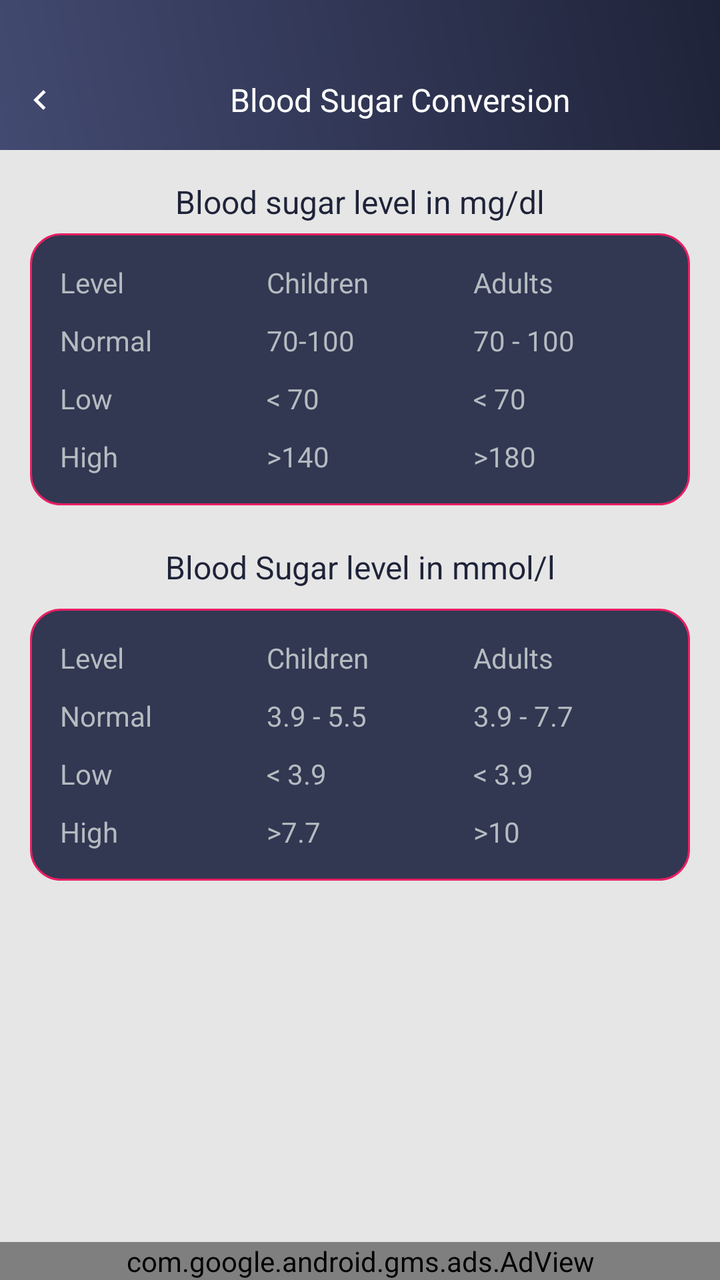
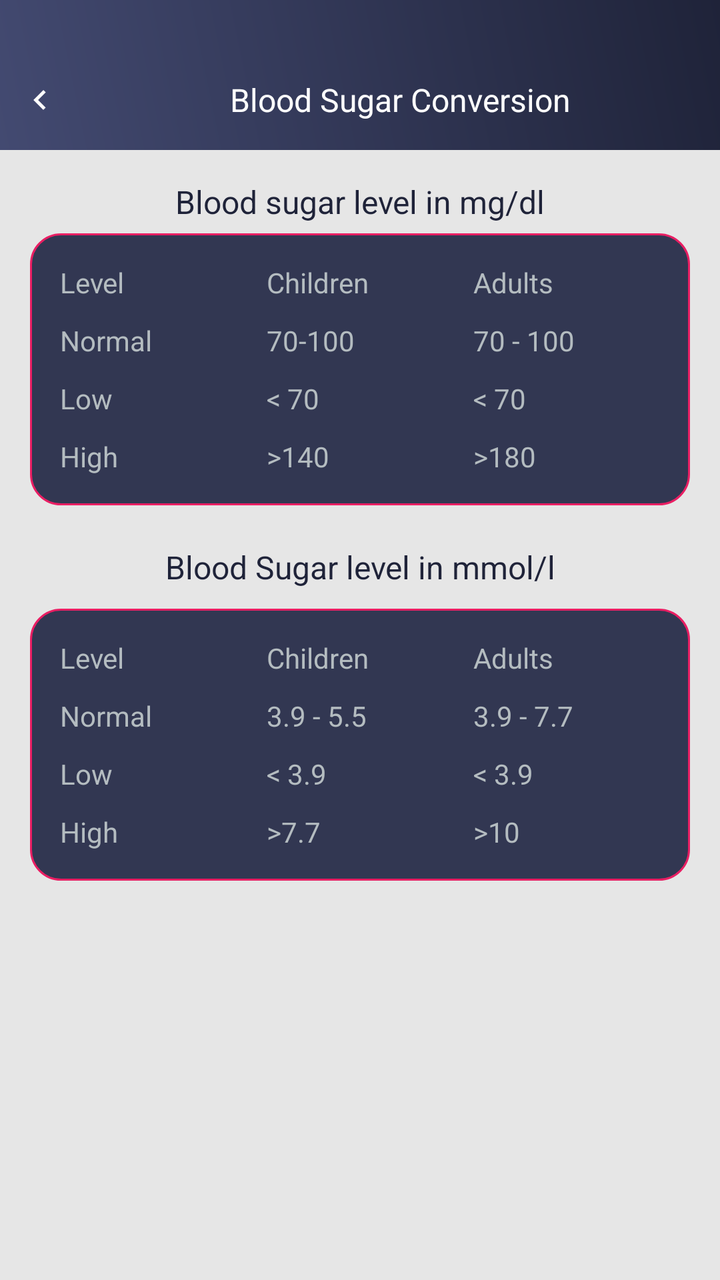

Before-and-after screenshots of an Android layout around one commit, followed by the original layout XML and the change that was made.
<!-- AndroidManifest.xml: application theme AppTheme -->
<!-- res/layout/sugar_chart.xml -->
<?xml version="1.0" encoding="utf-8"?>
<RelativeLayout xmlns:android="http://schemas.android.com/apk/res/android"
    xmlns:aapt="http://schemas.android.com/aapt"
    xmlns:app="http://schemas.android.com/apk/res-auto"
    android:layout_width="match_parent"
    android:layout_height="match_parent"
    android:background="@color/gray_color"
    android:orientation="vertical">

    <RelativeLayout
        android:id="@+id/rela1"
        android:background="@drawable/a1_grad"
        android:layout_width="match_parent"
        android:layout_height="wrap_content">

    <ImageView
        android:id="@+id/iv_back"
        android:layout_width="40dp"
        android:layout_height="40dp"
        android:layout_alignParentLeft="true"
        android:layout_alignParentTop="true"
        android:layout_marginTop="30dp"
        android:padding="10dp"
        android:src="@drawable/ic_chevron_left_white_24dp" />

    <TextView
        android:id="@+id/tv_title"
        android:layout_width="match_parent"
        android:layout_height="40dp"
        android:layout_marginTop="30dp"
        android:layout_toRightOf="@+id/iv_back"
        android:gravity="center"
        android:layout_marginBottom="5dp"
        android:text="@string/Blood_Sugar_Conversion"
        android:textColor="@color/white"
        android:textSize="@dimen/textsize_16" />
    </RelativeLayout>
    <ScrollView
        android:layout_width="match_parent"
        android:layout_height="wrap_content"
        android:layout_above="@+id/ad_layout"
        android:layout_below="@+id/rela1">

        <LinearLayout
            android:layout_width="match_parent"
            android:layout_height="wrap_content"
            android:orientation="vertical">

            <TextView
                android:id="@+id/tv_bodyfat"
                android:layout_width="match_parent"
                android:layout_height="wrap_content"
                android:gravity="center"
                android:layout_marginTop="10dp"
                android:padding="5dp"
                android:text="@string/Blood_Sugar_level_mg"
                android:textColor="@color/colorPrimaryDark"
                android:textSize="@dimen/textsize_16" />

            <LinearLayout
                android:layout_width="match_parent"
                android:layout_height="wrap_content"
                android:layout_marginLeft="15dp"
                android:layout_marginRight="15dp"
                android:layout_marginBottom="15dp"
                android:background="@drawable/corner1"
                android:padding="10dp"
                android:orientation="vertical"
                android:visibility="visible">

                <LinearLayout
                    android:layout_width="match_parent"
                    android:layout_height="wrap_content"
                    android:orientation="horizontal">

                    <TextView
                        android:id="@+id/tv_fat_level"
                        android:layout_width="0dp"
                        android:layout_height="wrap_content"
                        android:layout_weight="1"
                        android:gravity="fill"
                        android:padding="5dp"
                        android:text="@string/Level"
                        android:textColor="@color/textColor"
                        android:textSize="@dimen/textsize_14" />

                    <TextView
                        android:id="@+id/tv_men_fatlevel"
                        android:layout_width="0dp"
                        android:layout_height="wrap_content"
                        android:layout_weight="1"
                        android:gravity="fill"
                        android:padding="5dp"
                        android:text="@string/Children"
                        android:textColor="@color/textColor"
                        android:textSize="@dimen/textsize_14" />

                    <TextView
                        android:id="@+id/tv_women_fatlevel"
                        android:layout_width="0dp"
                        android:layout_height="wrap_content"
                        android:layout_weight="1"
                        android:gravity="fill"
                        android:padding="5dp"
                        android:text="@string/Adults"
                        android:textColor="@color/textColor"
                        android:textSize="@dimen/textsize_14" />
                </LinearLayout>

                <LinearLayout
                    android:layout_width="match_parent"
                    android:layout_height="wrap_content"
                    android:orientation="horizontal">

                    <TextView
                        android:id="@+id/tv_vlow_fat"
                        android:layout_width="0dp"
                        android:layout_height="wrap_content"
                        android:layout_weight="1"
                        android:gravity="fill"
                        android:padding="5dp"
                        android:text="@string/Normal"
                        android:textColor="@color/textColor"
                        android:textSize="@dimen/textsize_14" />

                    <TextView
                        android:id="@+id/tv_vlow_fat_man"
                        android:layout_width="0dp"
                        android:layout_height="wrap_content"
                        android:layout_weight="1"
                        android:gravity="fill"
                        android:padding="5dp"
                        android:text="70-100"
                        android:textColor="@color/textColor"
                        android:textSize="@dimen/textsize_14" />

                    <TextView
                        android:id="@+id/tv_vlow_fat_woman"
                        android:layout_width="0dp"
                        android:layout_height="wrap_content"
                        android:layout_weight="1"
                        android:gravity="fill"
                        android:padding="5dp"
                        android:text="70 - 100"
                        android:textColor="@color/textColor"
                        android:textSize="@dimen/textsize_14" />
                </LinearLayout>

                <LinearLayout
                    android:layout_width="match_parent"
                    android:layout_height="wrap_content"
                    android:orientation="horizontal">

                    <TextView
                        android:id="@+id/tv_low_fat"
                        android:layout_width="0dp"
                        android:layout_height="wrap_content"
                        android:layout_weight="1"
                        android:gravity="fill"
                        android:padding="5dp"
                        android:text="@string/Low"
                        android:textColor="@color/textColor"
                        android:textSize="@dimen/textsize_14" />

                    <TextView
                        android:id="@+id/tv_low_fat_man"
                        android:layout_width="0dp"
                        android:layout_height="wrap_content"
                        android:layout_weight="1"
                        android:gravity="fill"
                        android:padding="5dp"
                        android:text="&lt; 70"
                        android:textColor="@color/textColor"
                        android:textSize="@dimen/textsize_14" />

                    <TextView
                        android:id="@+id/tv_low_fat_woman"
                        android:layout_width="0dp"
                        android:layout_height="wrap_content"
                        android:layout_weight="1"
                        android:gravity="fill"
                        android:padding="5dp"
                        android:text="&lt; 70"
                        android:textColor="@color/textColor"
                        android:textSize="@dimen/textsize_14" />
                </LinearLayout>

                <LinearLayout
                    android:layout_width="match_parent"
                    android:layout_height="wrap_content"
                    android:orientation="horizontal">

                    <TextView
                        android:id="@+id/tv_avg_fat"
                        android:layout_width="0dp"
                        android:layout_height="wrap_content"
                        android:layout_weight="1"
                        android:gravity="fill"
                        android:padding="5dp"
                        android:text="@string/High"
                        android:textColor="@color/textColor"
                        android:textSize="@dimen/textsize_14" />

                    <TextView
                        android:id="@+id/tv_avg_fat_man"
                        android:layout_width="0dp"
                        android:layout_height="wrap_content"
                        android:layout_weight="1"
                        android:gravity="fill"
                        android:padding="5dp"
                        android:text="&gt;140"
                        android:textColor="@color/textColor"
                        android:textSize="@dimen/textsize_14" />

                    <TextView
                        android:id="@+id/tv_avg_fat_woman"
                        android:layout_width="0dp"
                        android:layout_height="wrap_content"
                        android:layout_weight="1"
                        android:gravity="fill"
                        android:padding="5dp"
                        android:text="&gt;180"
                        android:textColor="@color/textColor"
                        android:textSize="@dimen/textsize_14" />
                </LinearLayout>
            </LinearLayout>

            <TextView
                android:id="@+id/tv_bodayfat_percentage"
                android:layout_width="match_parent"
                android:layout_height="wrap_content"
                android:gravity="center"
                android:padding="5dp"
                android:layout_marginBottom="5dp"
                android:text="@string/Blood_Sugar_level_mmol"
                android:textColor="@color/colorPrimaryDark"
                android:textSize="@dimen/textsize_16" />

            <LinearLayout
                android:layout_width="match_parent"
                android:layout_height="wrap_content"
                android:layout_marginLeft="15dp"
                android:layout_marginRight="15dp"
                android:layout_marginBottom="15dp"
                android:background="@drawable/corner1"
                android:padding="10dp"
                android:orientation="vertical">

                <LinearLayout
                    android:layout_width="match_parent"
                    android:layout_height="wrap_content"
                    android:orientation="horizontal">

                    <TextView
                        android:id="@+id/tv_bodayfat_classification"
                        android:layout_width="0dp"
                        android:layout_height="match_parent"
                        android:layout_weight="1"
                        android:gravity="fill"
                        android:padding="5dp"
                        android:text="@string/Level"
                        android:textColor="@color/textColor"
                        android:textSize="@dimen/textsize_14" />

                    <TextView
                        android:id="@+id/tv_bodayfat_classification_man"
                        android:layout_width="0dp"
                        android:layout_height="match_parent"
                        android:layout_weight="1"
                        android:gravity="fill"
                        android:padding="5dp"
                        android:text="@string/Children"
                        android:textColor="@color/textColor"
                        android:textSize="@dimen/textsize_14" />

                    <TextView
                        android:id="@+id/tv_bodayfat_classification_woman"
                        android:layout_width="0dp"
                        android:layout_height="match_parent"
                        android:layout_weight="1"
                        android:gravity="fill"
                        android:padding="5dp"
                        android:text="@string/Adults"
                        android:textColor="@color/textColor"
                        android:textSize="@dimen/textsize_14" />
                </LinearLayout>

                <LinearLayout
                    android:layout_width="match_parent"
                    android:layout_height="wrap_content"
                    android:orientation="horizontal">

                    <TextView
                        android:id="@+id/tv_essential_fat"
                        android:layout_width="0dp"
                        android:layout_height="match_parent"
                        android:layout_weight="1"
                        android:gravity="fill"
                        android:padding="5dp"
                        android:text="@string/Normal"
                        android:textColor="@color/textColor"
                        android:textSize="@dimen/textsize_14" />

                    <TextView
                        android:id="@+id/tv_essential_fat_man"
                        android:layout_width="0dp"
                        android:layout_height="match_parent"
                        android:layout_weight="1"
                        android:gravity="fill"
                        android:padding="5dp"
                        android:text="3.9 - 5.5"
                        android:textColor="@color/textColor"
                        android:textSize="@dimen/textsize_14" />

                    <TextView
                        android:id="@+id/tv_essential_fat_woman"
                        android:layout_width="0dp"
                        android:layout_height="match_parent"
                        android:layout_weight="1"
                        android:gravity="fill"
                        android:padding="5dp"
                        android:text="3.9 - 7.7"
                        android:textColor="@color/textColor"
                        android:textSize="@dimen/textsize_14" />
                </LinearLayout>

                <LinearLayout
                    android:layout_width="match_parent"
                    android:layout_height="wrap_content"
                    android:orientation="horizontal">

                    <TextView
                        android:id="@+id/tv_athletes"
                        android:layout_width="0dp"
                        android:layout_height="match_parent"
                        android:layout_weight="1"
                        android:gravity="fill"
                        android:padding="5dp"
                        android:text="@string/Low"
                        android:textColor="@color/textColor"
                        android:textSize="@dimen/textsize_14" />

                    <TextView
                        android:id="@+id/tv_athletes_man"
                        android:layout_width="0dp"
                        android:layout_height="match_parent"
                        android:layout_weight="1"
                        android:gravity="fill"
                        android:padding="5dp"
                        android:text="&lt; 3.9"
                        android:textColor="@color/textColor"
                        android:textSize="@dimen/textsize_14" />

                    <TextView
                        android:id="@+id/tv_athletes_woman"
                        android:layout_width="0dp"
                        android:layout_height="match_parent"
                        android:layout_weight="1"
                        android:gravity="fill"
                        android:padding="5dp"
                        android:text="&lt; 3.9"
                        android:textColor="@color/textColor"
                        android:textSize="@dimen/textsize_14" />
                </LinearLayout>

                <LinearLayout
                    android:layout_width="match_parent"
                    android:layout_height="wrap_content"
                    android:orientation="horizontal">

                    <TextView
                        android:id="@+id/tv_fitness"
                        android:layout_width="0dp"
                        android:layout_height="match_parent"
                        android:layout_weight="1"
                        android:gravity="fill"
                        android:padding="5dp"
                        android:text="@string/High"
                        android:textColor="@color/textColor"
                        android:textSize="@dimen/textsize_14" />

                    <TextView
                        android:id="@+id/tv_fitness_man"
                        android:layout_width="0dp"
                        android:layout_height="match_parent"
                        android:layout_weight="1"
                        android:gravity="fill"
                        android:padding="5dp"
                        android:text="&gt;7.7"
                        android:textColor="@color/textColor"
                        android:textSize="@dimen/textsize_14" />

                    <TextView
                        android:id="@+id/tv_fitness_woman"
                        android:layout_width="0dp"
                        android:layout_height="match_parent"
                        android:layout_weight="1"
                        android:gravity="fill"
                        android:padding="5dp"
                        android:text="&gt;10"
                        android:textColor="@color/textColor"
                        android:textSize="@dimen/textsize_14" />
                </LinearLayout>
            </LinearLayout>
        </LinearLayout>
    </ScrollView>

    <include
        android:id="@+id/ad_layout"
        layout="@layout/native_ad"
        android:layout_width="match_parent"
        android:layout_height="wrap_content"
        android:layout_alignParentBottom="true"
        android:layout_gravity="top|center_vertical|center_horizontal|center" />
</RelativeLayout>
<!-- res/layout/native_ad.xml (included above) -->
<?xml version="1.0" encoding="utf-8"?>
<LinearLayout xmlns:android="http://schemas.android.com/apk/res/android"
    xmlns:aapt="http://schemas.android.com/aapt"
    xmlns:app="http://schemas.android.com/apk/res-auto"
    android:layout_width="match_parent"
    android:layout_height="wrap_content"
    android:orientation="vertical">

    <com.google.android.gms.ads.AdView
        android:id="@+id/adView"
        android:layout_width="match_parent"
        android:layout_height="wrap_content"
        android:layout_above="@+id/ll_footer_menu"
        app:adSize="BANNER"
        app:adUnitId="@string/banner_ad_three" />
</LinearLayout>
<!-- resources referenced by this layout -->
<resources>
  <color name="colorPrimaryDark">#1F2339</color>
  <color name="gray_color">#E6E6E6</color>
  <color name="textColor">#ffb4bcc0</color>
  <color name="white">#ffffff</color>
  <dimen name="textsize_14">14sp</dimen>
  <dimen name="textsize_16">16sp</dimen>
  <!-- drawable a1_grad (drawable) -->
  <?xml version="1.0" encoding="utf-8"?>
  <shape xmlns:android="http://schemas.android.com/apk/res/android">
      <gradient
          android:angle="225"
          android:endColor="#434A71"
          android:startColor="#1F2339" />
  
  
  </shape>
  <!-- drawable corner1 (drawable) -->
  <?xml version="1.0" encoding="utf-8"?>
  <shape xmlns:android="http://schemas.android.com/apk/res/android"
      android:shape="rectangle">
  
  
      <stroke
          android:width="1dp"
          android:color="#E91E63"/>
  
      <corners android:radius="15dp"/>
  
      <solid
          android:color="#323752"/>
  
  </shape>
  <!-- drawable ic_chevron_left_white_24dp (drawable) -->
  <vector android:height="24dp" android:tint="#FFFFFF"
      android:viewportHeight="24" android:viewportWidth="24"
      android:width="24dp" xmlns:android="http://schemas.android.com/apk/res/android">
      <path android:fillColor="@android:color/white" android:pathData="M15.41,7.41L14,6l-6,6 6,6 1.41,-1.41L10.83,12z"/>
  </vector>
  <string name="Adults">Adults</string>
  <string name="Blood_Sugar_Conversion">Blood Sugar Conversion</string>
  <string name="Blood_Sugar_level_mg">Blood sugar level in mg/dl</string>
  <string name="Blood_Sugar_level_mmol">Blood Sugar level in mmol/l</string>
  <string name="Children">Children</string>
  <string name="High">High</string>
  <string name="Level">Level</string>
  <string name="Low">Low</string>
  <string name="Normal">Normal</string>
  <string name="banner_ad_three">ca-app-pub-2957577039807154/7696956496</string>
  <style name="AppTheme" parent="Theme.AppCompat.Light.DarkActionBar">
          
          <item name="colorPrimary">@color/colorPrimary</item>
          <item name="colorPrimaryDark">@color/colorPrimaryDark</item>
          <item name="colorAccent">@color/colorAccent</item>
      </style>
  <color name="colorPrimary">#434A71</color>
  <color name="colorAccent">#1F2339</color>
</resources>

<!-- the commit's change to res/layout/sugar_chart.xml (unified diff, before → after) -->
@@ -405,28 +405,14 @@
         </LinearLayout>
     </ScrollView>
 
-    <include
-        android:id="@+id/ad_layout"
-        layout="@layout/native_ad"
+
+    <LinearLayout
+        android:id="@+id/normal_ad_include"
         android:layout_width="match_parent"
         android:layout_height="wrap_content"
-        android:layout_alignParentBottom="true"
-        android:layout_gravity="top|center_vertical|center_horizontal|center" />
+        android:orientation="vertical"
+        android:gravity="center"
+        android:layout_alignParentBottom="true"/>
+
+    
 </RelativeLayout>
-<!-- res/layout/native_ad.xml (included above) -->
-<?xml version="1.0" encoding="utf-8"?>
-<LinearLayout xmlns:android="http://schemas.android.com/apk/res/android"
-    xmlns:aapt="http://schemas.android.com/aapt"
-    xmlns:app="http://schemas.android.com/apk/res-auto"
-    android:layout_width="match_parent"
-    android:layout_height="wrap_content"
-    android:orientation="vertical">
-
-    <com.google.android.gms.ads.AdView
-        android:id="@+id/adView"
-        android:layout_width="match_parent"
-        android:layout_height="wrap_content"
-        android:layout_above="@+id/ll_footer_menu"
-        app:adSize="BANNER"
-        app:adUnitId="@string/banner_ad_three" />
-</LinearLayout>
<!-- resource entries referenced after the edit -->
@@ -47,7 +47,6 @@
   <string name="Level">Level</string>
   <string name="Low">Low</string>
   <string name="Normal">Normal</string>
-  <string name="banner_ad_three">ca-app-pub-2957577039807154/7696956496</string>
   <style name="AppTheme" parent="Theme.AppCompat.Light.DarkActionBar">
           
           <item name="colorPrimary">@color/colorPrimary</item>
